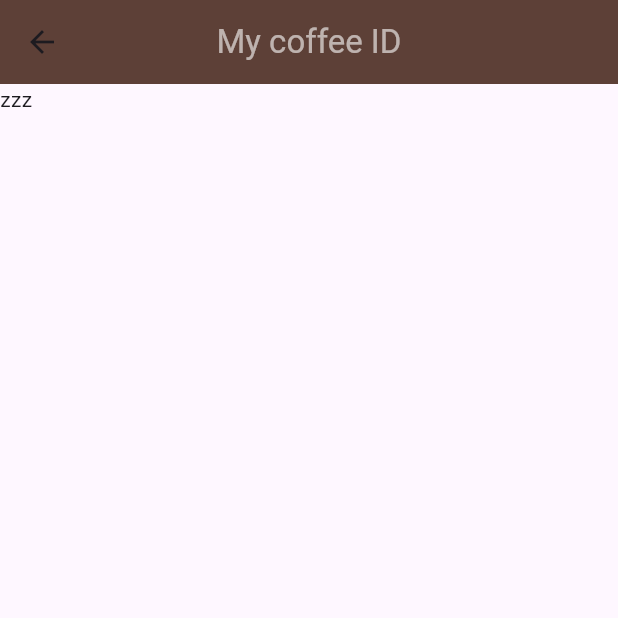
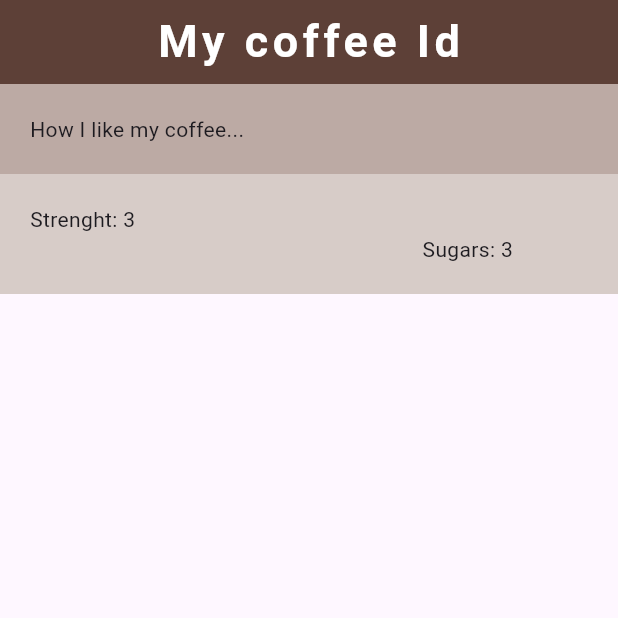
Before and after one commit to YKisyov/coffee_card, a Flutter app: the Home screen opened directly, on a phone screen of 412 x 824 dp, the top half of it. Run offline on Flutter 3.47's test engine with Material 3 defaults, Android fonts, the phone set to English and light mode, and no system bars.

Commit message:
added more widgets and some graphical assets

```diff
--- /dev/null
+++ b/lib/coffee_prefs.dart
@@ -0,0 +1,29 @@
+import 'package:flutter/material.dart';
+
+class CoffeePrefs extends StatelessWidget {
+  const CoffeePrefs({super.key});
+
+  @override
+  Widget build(BuildContext context) {
+    return const Column(
+      children: [
+        Row(
+          children: [
+            Text("Strenght: "),
+            Text("3"),
+            SizedBox(width: 50,),
+
+          ],
+        ),
+        Row(
+          mainAxisAlignment: MainAxisAlignment.end,
+          children: [
+            Text("Sugars: "),
+            Text("3"),
+            SizedBox(width: 50),
+            ],
+        )
+      ],
+    );
+  }
+}
--- a/lib/home.dart
+++ b/lib/home.dart
@@ -1,3 +1,4 @@
+import 'package:coffee_card/coffee_prefs.dart';
 import 'package:flutter/material.dart';
 
 class Home extends StatelessWidget {
@@ -9,12 +10,31 @@ class Home extends StatelessWidget {
       appBar: AppBar(
         centerTitle: true,
         title: const Text(
-          "My coffee ID",
-          style: TextStyle(color: Colors.white60),
+          "My coffee Id",
+          style: TextStyle(
+            color: Colors.white,
+            fontSize: 30,
+            fontWeight: FontWeight.bold,
+            letterSpacing: 3,
+          ),
         ),
         backgroundColor: Colors.brown[700],
       ),
-      body: Text("zzz"),
+      body: Column(
+        crossAxisAlignment: CrossAxisAlignment.stretch,
+        children: [
+          Container(
+            color: Colors.brown[200],
+            padding: const EdgeInsets.all(20),
+            child: const Text("How I like my coffee..."),
+          ),
+          Container(
+            color: Colors.brown[100],
+            padding: const EdgeInsets.all(20),
+            child: const CoffeePrefs(),
+          ),
+        ],
+      ),
     );
   }
 }
--- a/lib/main.dart
+++ b/lib/main.dart
@@ -2,7 +2,7 @@ import 'package:coffee_card/Home.dart';
 import 'package:flutter/material.dart';
 
 void main() {
-  runApp(MaterialApp(home: Sandbox()));
+  runApp(MaterialApp(home: Home()));
 }
 
 class Sandbox extends StatelessWidget {
@@ -16,24 +16,23 @@ class Sandbox extends StatelessWidget {
         title: const Text("S A N D   B O X"),
         backgroundColor: Colors.amber,
       ),
-      body: Column(
-        crossAxisAlignment: CrossAxisAlignment.center,
+      body: Row(
         children: [
           Container(
-            alignment: Alignment.center,
-            width: 100,
+            // alignment: Alignment.center,
+            height: 100,
             color: Colors.red[300],
-            child: Text("One, One, One, One, One, One, One, One, One.", style: TextStyle(fontSize: 30)),
+            child: Text("One", style: TextStyle(fontSize: 30)),
           ),
           Container(
-            alignment: Alignment.center,
-            width: 200,
+            // alignment: Alignment.center,
+            height: 200,
             color: Colors.green[300],
             child: Text("Two", style: TextStyle(fontSize: 40)),
           ),
           Container(
-            alignment: Alignment.center,
-            width: 300,
+            // alignment: Alignment.center,
+            height: 300,
             color: Colors.blue[300],
             child: Text("Three", style: TextStyle(fontSize: 50)),
           ),
```
Also changed, not shown: 3 other files.
